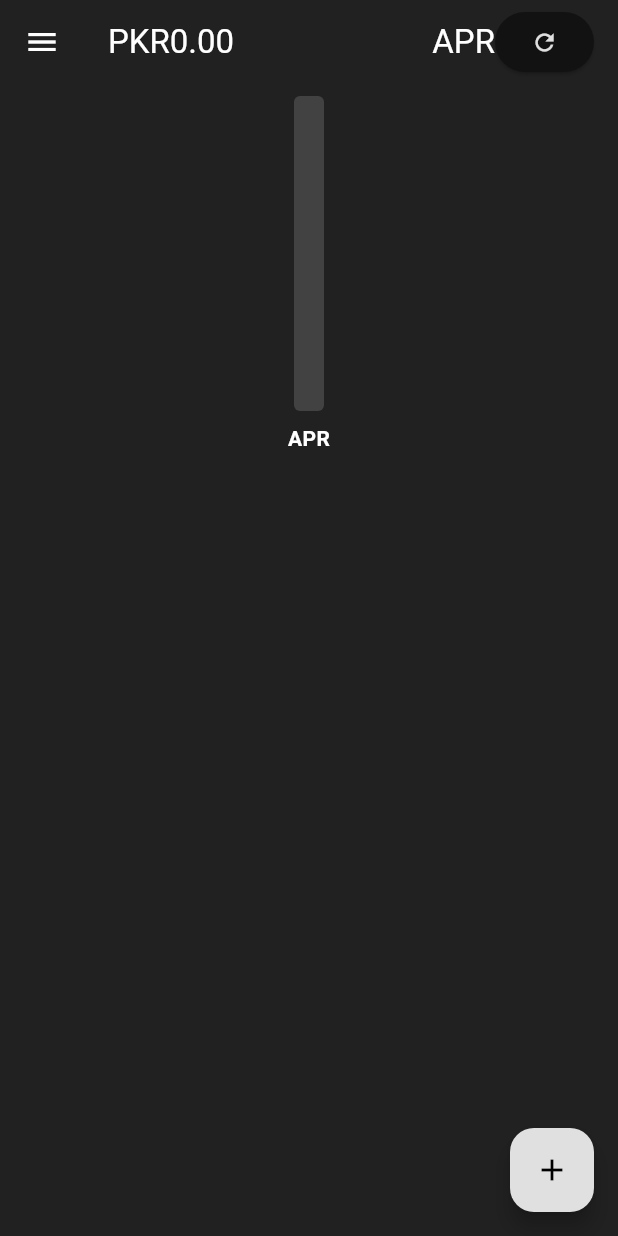
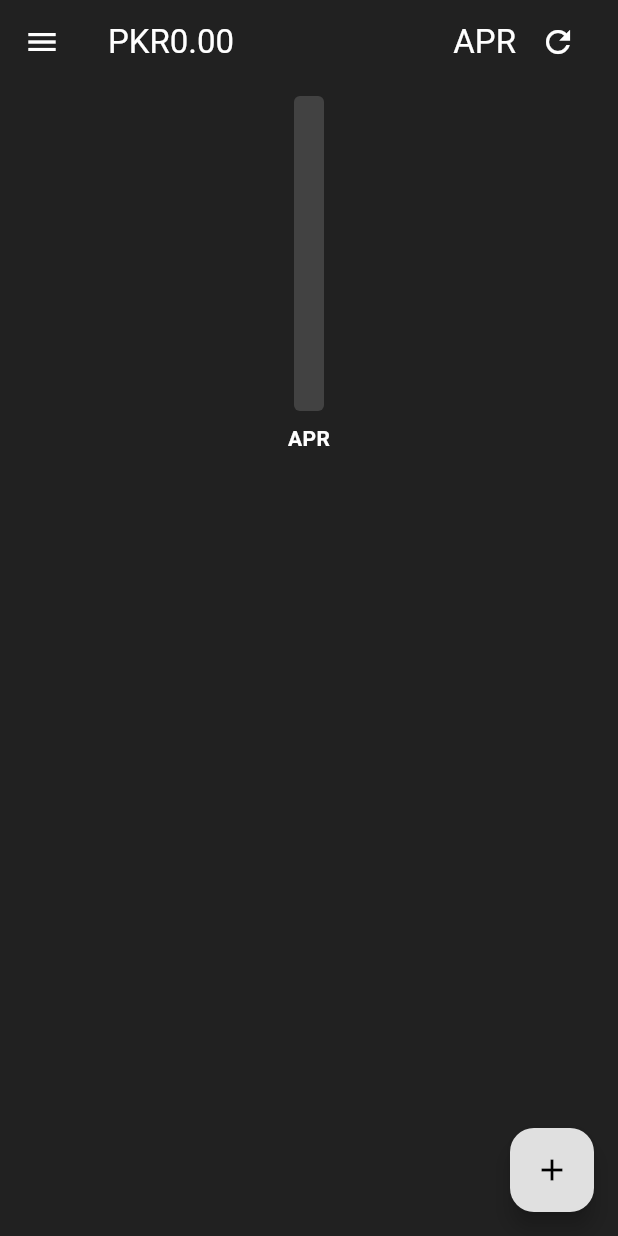
Before and after one commit to HassanAliKiyani/pocketbudget, a Flutter app: the screen it shows after launch, on a phone screen of 412 x 824 dp. Run offline on Flutter 3.47's test engine with Material 3 defaults, Android fonts, the phone set to English and light mode, and no system bars; drawn by our look-alikes of fl_chart; our stand-ins replace flutter_slidable, isar, lottie; accounts and stored records are empty; generated files the repository leaves out were written again.

Commit message:
refresh button fixed

```diff
--- a/lib/Pages/HomePage.dart
+++ b/lib/Pages/HomePage.dart
@@ -260,11 +260,15 @@ class _HomePageState extends State<HomePage> {
                       child: Text(convertAmountToCurreny(snapshot.data ?? 0)),
                     ),
                     Text(getMonthInitials(DateTime.now().month)),
-                    ElevatedButton(
+                    SizedBox(
+                      width: 4,
+                    ),
+                    IconButton(
                         onPressed: () {
                           refreshData();
                         },
-                        child: Icon(Icons.refresh))
+                        icon: Icon(Icons.refresh))
+
                   ],
                 );
               } else {
```
